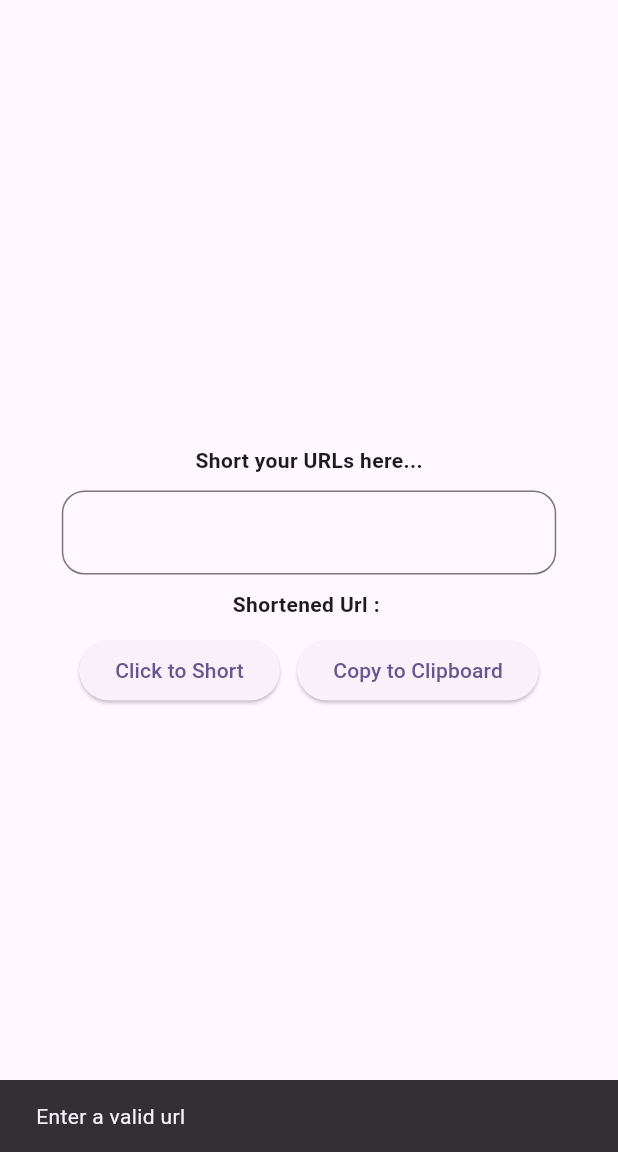
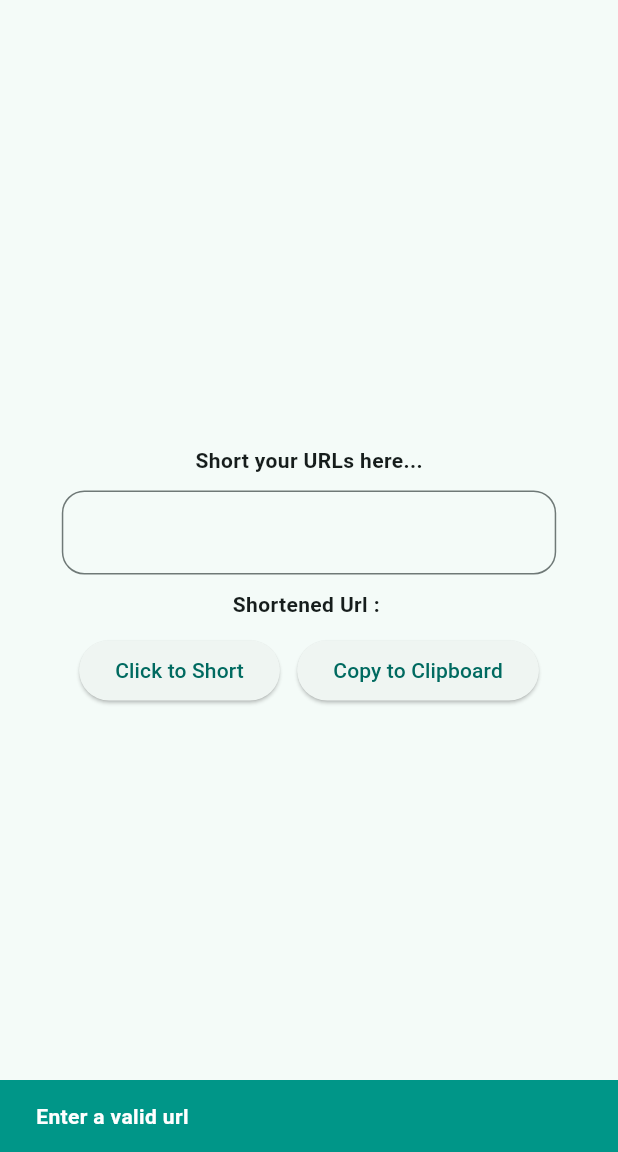
Before and after one commit to VinayaAugusthy/url_shortner, a Flutter app: the screen it shows after launch, after a tap on "Click to Short", on a phone screen of 412 x 824 dp, the part 84-1236 px from its top. Run offline on Flutter 3.47's test engine with Material 2 defaults, Android fonts, the phone set to English and light mode, and no system bars; missing offline and left inert: clipboard.

Commit message:
formatting

```diff
--- a/lib/finctions.dart
+++ b/lib/finctions.dart
@@ -1,7 +1,6 @@
 import 'package:flutter/material.dart';
 
 bool isValidUrl(String url) {
-    // Define a regular expression pattern for URL validation
   RegExp urlRegExp = RegExp(
     r'^(https?://)?' // Optional scheme (http:// or https://)
     r'(([A-Z0-9-]+\.)+[A-Z]{2,63})' // Domain (example.com)
@@ -9,20 +8,20 @@ bool isValidUrl(String url) {
     r'$', // End of string
     caseSensitive: false, // Case-insensitive matching
   );
-
-    // Use the RegExp's hasMatch method to check if the input matches the pattern
   return urlRegExp.hasMatch(url);
 }
 
 showSnackbar(BuildContext context, String content) {
   ScaffoldMessenger.of(context).showSnackBar(
     SnackBar(
-        content: Text(content),
+      backgroundColor: Colors.teal,
+      content: Text(
+        content,
+        style: const TextStyle(
+          color: Colors.white,
+          fontWeight: FontWeight.bold,
+        ),
+      ),
     ),
   );
-     SizedBox height() {
-    return const SizedBox(
-      height: 10,
-    );
 }
-  }
--- a/lib/main.dart
+++ b/lib/main.dart
@@ -12,9 +12,10 @@ class MyApp extends StatelessWidget {
   Widget build(BuildContext context) {
     return MaterialApp(
       theme: ThemeData(
+        buttonTheme: const ButtonThemeData(buttonColor: Colors.teal),
         primarySwatch: Colors.teal,
-        appBarTheme: const AppBarTheme(color:Colors.teal ),
-        colorScheme: ColorScheme.fromSeed(seedColor: Colors.deepPurple),
+        appBarTheme: const AppBarTheme(color: Colors.teal),
+        colorScheme: ColorScheme.fromSeed(seedColor: Colors.teal),
         useMaterial3: true,
       ),
       debugShowCheckedModeBanner: false,
```
Also changed, not shown: lib/controller/provider.dart (deleted, +0 -10 lines). Lines whose indentation alone changed are shown as unchanged.
